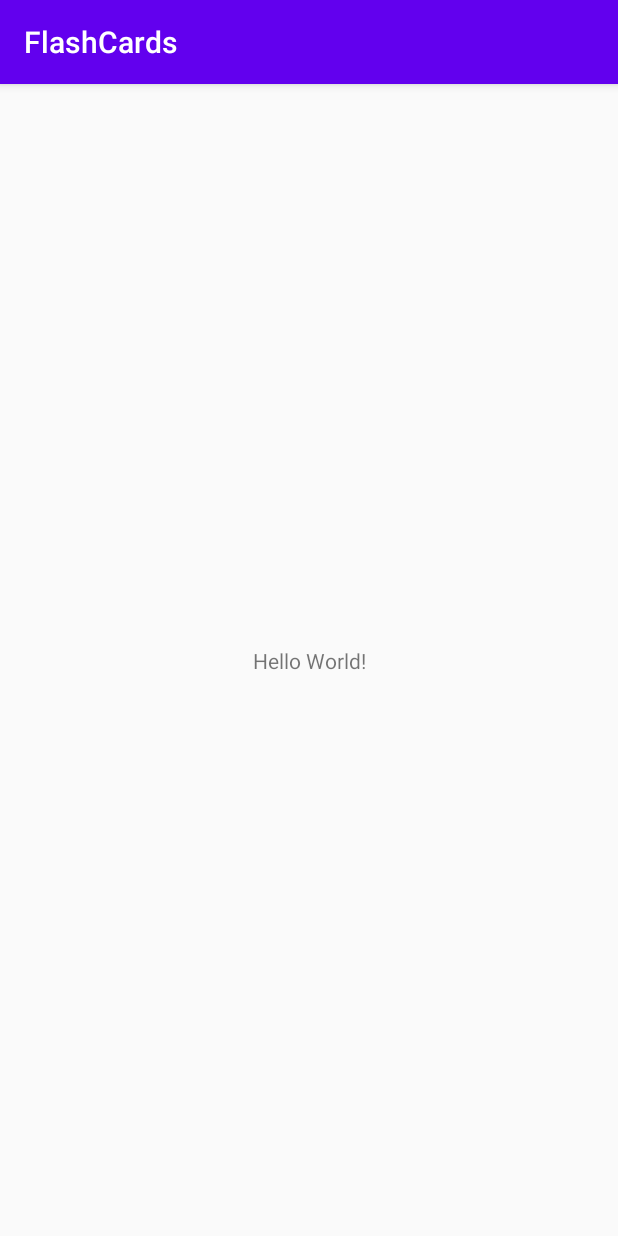
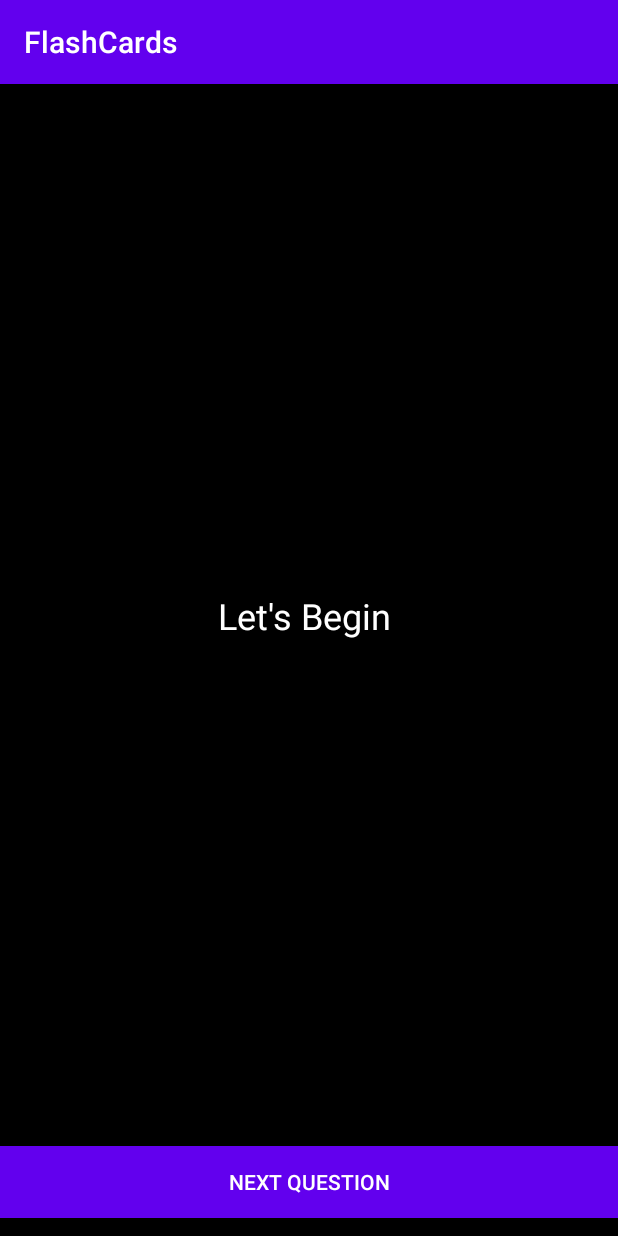
Before and after one commit to NicholasHeilman/FlashCards, an Android app: the screen it shows after launch (MainActivity), on a phone screen of 412 x 824 dp. Run offline under Robolectric (Android 15) with nearby library versions, the phone set to English and light mode, and no system bars; our stand-ins replace Room's generated code.

Commit message:
base app working

```diff
--- a/app/src/main/java/com/flashcards/Database/QuestionRepository.kt
+++ b/app/src/main/java/com/flashcards/Database/QuestionRepository.kt
@@ -4,7 +4,7 @@ import android.app.Application
 import androidx.lifecycle.LiveData
 import com.flashcards.dao.QuestionDao
 
-class QuestionRespository(private val questionDao: QuestionDao) {
+class QuestionRepository(private val questionDao: QuestionDao) {
 
 
     val allQuestion: LiveData<List<Question>> = questionDao.getQuestion()
--- a/app/src/main/java/com/flashcards/MainActivity.kt
+++ b/app/src/main/java/com/flashcards/MainActivity.kt
@@ -2,11 +2,37 @@ package com.flashcards
 
 import androidx.appcompat.app.AppCompatActivity
 import android.os.Bundle
+import android.widget.Toast
+import androidx.lifecycle.Observer
+import androidx.lifecycle.ViewModelProvider
+import kotlinx.android.synthetic.main.activity_main.*
+import com.flashcards.dao.QuestionDao
 
 class MainActivity : AppCompatActivity() {
+
+    private val newQuestionActivity = 1
+    private lateinit var questionViewModel : QuestionViewModel
 
     override fun onCreate(savedInstanceState: Bundle?) {
         super.onCreate(savedInstanceState)
         setContentView(R.layout.activity_main)
-    }
+
+        questionViewModel = ViewModelProvider(this).get(QuestionViewModel::class.java)
+
+        question_btn.setOnClickListener{
+//            Toast.makeText(this,"Button Clicked", Toast.LENGTH_LONG).show()
+            questionViewModel.allQuestion.observe(this, Observer {
+                var oldRand : Int = -1
+                var rand = (it.indices).random()
+
+                while (rand == oldRand){
+                    rand = (it.indices).random()
+                }
+                if (rand!= oldRand){
+                tvQuestion.text = it[rand].question
+                    oldRand = rand
+                }
+            })
+        }
+    }// end onCreate
 }
--- a/app/src/main/java/com/flashcards/QuestionViewModel.kt
+++ b/app/src/main/java/com/flashcards/QuestionViewModel.kt
@@ -1 +1,22 @@
 package com.flashcards
+
+import android.app.Application
+import androidx.lifecycle.AndroidViewModel
+import androidx.lifecycle.LiveData
+import androidx.lifecycle.viewModelScope
+import com.flashcards.Database.Question
+import com.flashcards.Database.QuestionDatabase
+import com.flashcards.Database.QuestionRepository
+
+class QuestionViewModel (application: Application) : AndroidViewModel(application){
+
+    private val repository: QuestionRepository
+    val allQuestion: LiveData<List<Question>>
+
+    init {
+        val questionDao = QuestionDatabase.getDatabase(application, viewModelScope)?.questionDao()
+        repository = questionDao?.let { QuestionRepository(it) }!!
+        allQuestion = repository.allQuestion
+    }
+
+}
--- a/app/src/main/java/com/flashcards/dao/QuestionDao.kt
+++ b/app/src/main/java/com/flashcards/dao/QuestionDao.kt
@@ -1 +1,22 @@
 package com.flashcards.dao
+
+import androidx.lifecycle.LiveData
+import androidx.room.*
+import com.flashcards.Database.Question
+
+@Dao
+interface QuestionDao {
+
+    @Query( "SELECT * FROM Question")
+    fun getQuestion(): LiveData<List<Question>>
+
+    @Insert(onConflict = OnConflictStrategy.REPLACE)
+    fun insert(question: Question)
+
+    @Update
+    fun updateQuestion(question: Question)
+
+    @Delete
+    fun deleteQuestion(question: Question)
+
+}
--- a/app/src/main/res/layout/activity_main.xml
+++ b/app/src/main/res/layout/activity_main.xml
@@ -4,15 +4,31 @@
     xmlns:tools="http://schemas.android.com/tools"
     android:layout_width="match_parent"
     android:layout_height="match_parent"
-    tools:context=".MainActivity">
+    tools:context=".MainActivity"
+    android:background="@android:color/black">
 
     <TextView
+        android:id="@+id/tvQuestion"
         android:layout_width="wrap_content"
         android:layout_height="wrap_content"
-        android:text="Hello World!"
-        app:layout_constraintBottom_toBottomOf="parent"
+        android:text="@string/question"
+        android:textColor="@android:color/white"
+        android:textSize="24sp"
+        app:layout_constraintBottom_toTopOf="@id/question_btn"
         app:layout_constraintLeft_toLeftOf="parent"
         app:layout_constraintRight_toRightOf="parent"
         app:layout_constraintTop_toTopOf="parent" />
 
+    <Button
+        android:id="@+id/question_btn"
+        android:layout_width="match_parent"
+        android:layout_height="wrap_content"
+        android:text="Next Question"
+        android:textColor="@android:color/white"
+        app:layout_constraintBottom_toBottomOf="parent"
+        app:layout_constraintEnd_toEndOf="parent"
+        app:layout_constraintStart_toStartOf="parent"
+        android:layout_marginBottom="12dp"
+        android:background="@color/colorPrimary"/>
+
 </androidx.constraintlayout.widget.ConstraintLayout>
--- a/app/src/main/res/values/strings.xml
+++ b/app/src/main/res/values/strings.xml
@@ -1,3 +1,4 @@
 <resources>
     <string name="app_name">FlashCards</string>
+    <string name="question">"Let's Begin "</string>
 </resources>
--- a/build.gradle
+++ b/build.gradle
@@ -8,7 +8,7 @@ buildscript {
 
     }
     dependencies {
-        classpath 'com.android.tools.build:gradle:3.6.0'
+        classpath 'com.android.tools.build:gradle:3.6.1'
         classpath "org.jetbrains.kotlin:kotlin-gradle-plugin:$kotlin_version"
 
         // NOTE: Do not place your application dependencies here; they belong
```
Also changed, not shown: app/build.gradle (+25 -13 lines), app/src/main/java/com/flashcards/Database/Question.kt (+11 -0 lines), app/src/main/java/com/flashcards/Database/QuestionRoomDatabase.kt (+159 -0 lines).
